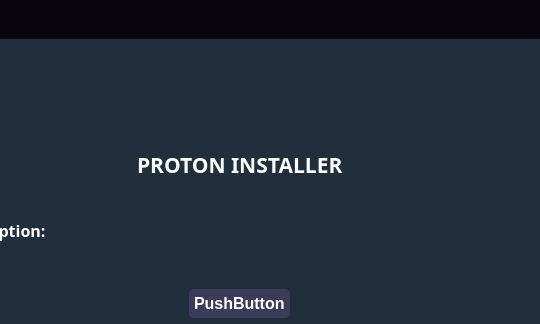
This is interface.ui in ainus64/Steamdeck-Tweak as Qt 5 draws it before an edit; both pictures show x 260 to 800 and y 0 to 324 of the 800 by 480 pixel window. The edited form follows.
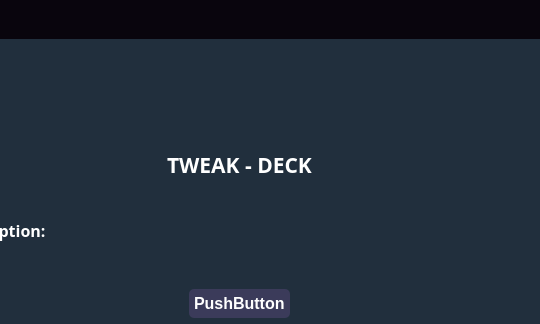
This is the edited form. Icons and pictures are not drawn.

```diff
--- a/interface.ui
+++ b/interface.ui
@@ -816,7 +816,7 @@
                       </font>
                      </property>
                      <property name="text">
-                      <string>PROTON INSTALLER</string>
+                      <string>TWEAK - DECK</string>
                      </property>
                     </widget>
                    </item>
```
